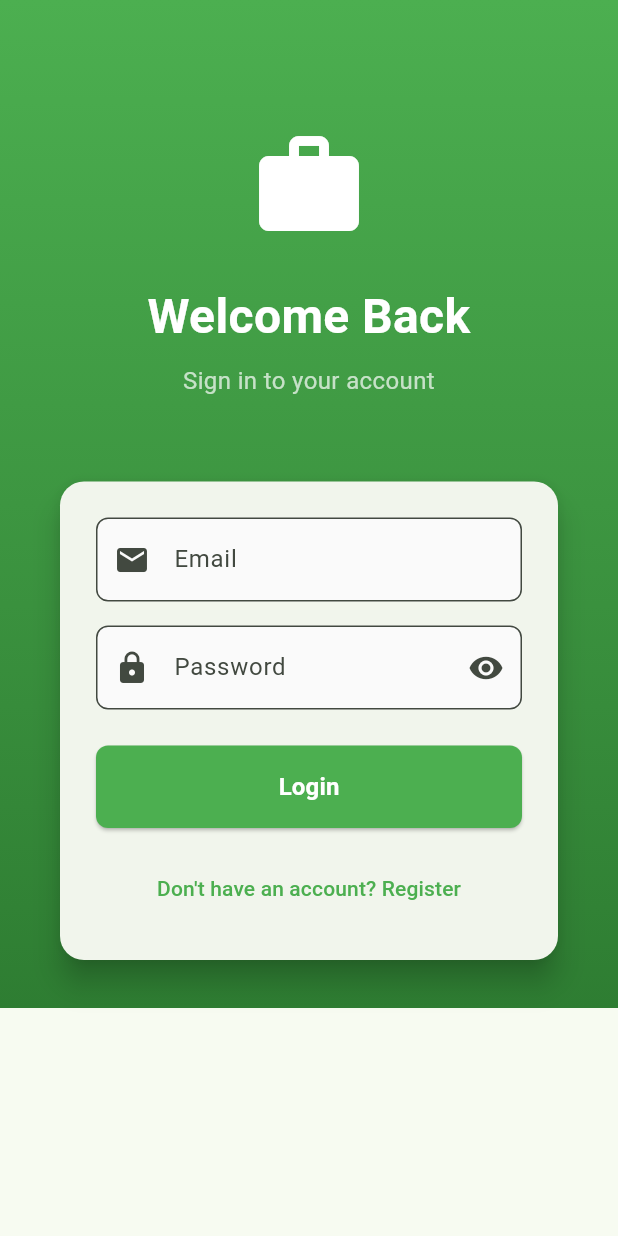
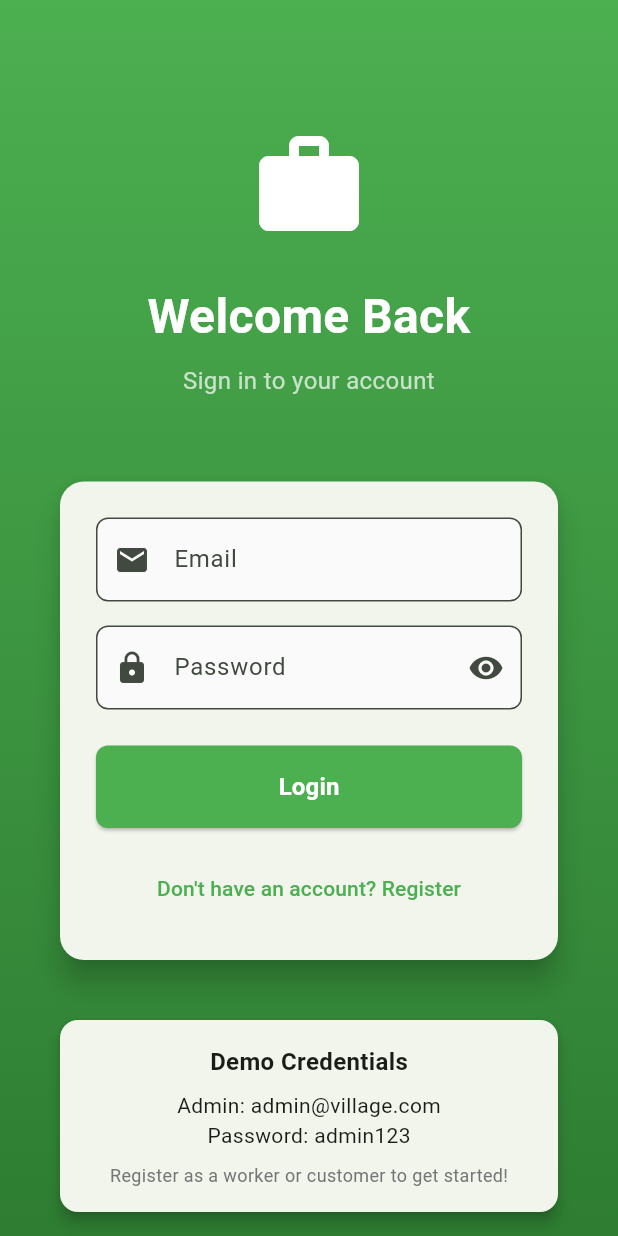
Before and after one commit to harshithapalamani/localfinder, a Flutter app: the screen it shows after launch, on a phone screen of 412 x 824 dp. Run offline on Flutter 3.47's test engine with Material 3 defaults, Android fonts, the phone set to English and light mode, and no system bars; our stand-ins replace shared_preferences; accounts and stored records are empty; statements that could not run were skipped.

Commit message:
Update login screen with demo credentials

```diff
--- a/project/lib/screens/auth/login_screen.dart
+++ b/project/lib/screens/auth/login_screen.dart
@@ -200,38 +200,38 @@ class _LoginScreenState extends State<LoginScreen> {
                       ),
                     ),
                   ),
-                  //             const SizedBox(height: 24),
-                  //             Card(
-                  //               elevation: 4,
-                  //               shape: RoundedRectangleBorder(
-                  //                 borderRadius: BorderRadius.circular(12),
-                  //               ),
-                  //               child: Padding(
-                  //                 padding: const EdgeInsets.all(16),
-                  //                 child: Column(
-                  //                   children: [
-                  //                     const Text(
-                  //                       'Demo Credentials',
-                  //                       style: TextStyle(
-                  //                         fontWeight: FontWeight.bold,
-                  //                         fontSize: 16,
-                  //                       ),
-                  //                     ),
-                  //                     const SizedBox(height: 8),
-                  //                     const Text('Admin: admin@village.com'),
-                  //                     const Text('Password: admin123'),
-                  //                     const SizedBox(height: 8),
-                  //                     Text(
-                  //                       'Register as a worker or customer to get started!',
-                  //                       style: TextStyle(
-                  //                         color: Colors.grey[600],
-                  //                         fontSize: 12,
-                  //                       ),
-                  //                     ),
-                  //                   ],
-                  //                 ),
-                  //               ),
-                  //             ),
+                  const SizedBox(height: 24),
+                  Card(
+                    elevation: 4,
+                    shape: RoundedRectangleBorder(
+                      borderRadius: BorderRadius.circular(12),
+                    ),
+                    child: Padding(
+                      padding: const EdgeInsets.all(16),
+                      child: Column(
+                        children: [
+                          const Text(
+                            'Demo Credentials',
+                            style: TextStyle(
+                              fontWeight: FontWeight.bold,
+                              fontSize: 16,
+                            ),
+                          ),
+                          const SizedBox(height: 8),
+                          const Text('Admin: admin@village.com'),
+                          const Text('Password: admin123'),
+                          const SizedBox(height: 8),
+                          Text(
+                            'Register as a worker or customer to get started!',
+                            style: TextStyle(
+                              color: Colors.grey[600],
+                              fontSize: 12,
+                            ),
+                          ),
+                        ],
+                      ),
+                    ),
+                  ),
                 ],
               ),
             ),
```
